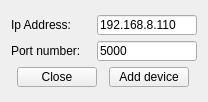
The window that GUI/OpenEPT/Windows/AddDevice/adddevicewnd.ui (turkmanovic/OpenEPT) describes before a commit, drawn with Qt 5.
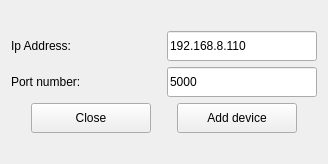
The same window after the commit.

```diff
--- a/GUI/OpenEPT/Windows/AddDevice/adddevicewnd.ui
+++ b/GUI/OpenEPT/Windows/AddDevice/adddevicewnd.ui
@@ -9,8 +9,8 @@
    <rect>
     <x>0</x>
     <y>0</y>
-    <width>208</width>
-    <height>102</height>
+    <width>308</width>
+    <height>164</height>
    </rect>
   </property>
   <property name="windowTitle">
@@ -25,14 +25,14 @@
         <widget class="QLabel" name="ipAddressLabe">
          <property name="minimumSize">
           <size>
-           <width>80</width>
-           <height>20</height>
+           <width>150</width>
+           <height>30</height>
           </size>
          </property>
          <property name="maximumSize">
           <size>
-           <width>80</width>
-           <height>20</height>
+           <width>150</width>
+           <height>30</height>
           </size>
          </property>
          <property name="text">
@@ -50,14 +50,14 @@
          </property>
          <property name="minimumSize">
           <size>
-           <width>100</width>
-           <height>20</height>
+           <width>150</width>
+           <height>30</height>
           </size>
          </property>
          <property name="maximumSize">
           <size>
-           <width>100</width>
-           <height>20</height>
+           <width>150</width>
+           <height>30</height>
           </size>
          </property>
          <property name="text">
@@ -65,6 +65,19 @@
          </property>
         </widget>
        </item>
+       <item>
+        <spacer name="horizontalSpacer">
+         <property name="orientation">
+          <enum>Qt::Horizontal</enum>
+         </property>
+         <property name="sizeHint" stdset="0">
+          <size>
+           <width>40</width>
+           <height>20</height>
+          </size>
+         </property>
+        </spacer>
+       </item>
       </layout>
      </item>
      <item>
@@ -73,14 +86,14 @@
         <widget class="QLabel" name="portNumberLabe">
          <property name="minimumSize">
           <size>
-           <width>80</width>
-           <height>20</height>
+           <width>150</width>
+           <height>30</height>
           </size>
          </property>
          <property name="maximumSize">
           <size>
-           <width>80</width>
-           <height>20</height>
+           <width>150</width>
+           <height>30</height>
           </size>
          </property>
          <property name="text">
@@ -98,14 +111,14 @@
          </property>
          <property name="minimumSize">
           <size>
-           <width>100</width>
-           <height>20</height>
+           <width>150</width>
+           <height>30</height>
           </size>
          </property>
          <property name="maximumSize">
           <size>
-           <width>100</width>
-           <height>20</height>
+           <width>150</width>
+           <height>30</height>
           </size>
          </property>
          <property name="text">
@@ -113,6 +126,19 @@
          </property>
         </widget>
        </item>
+       <item>
+        <spacer name="horizontalSpacer_2">
+         <property name="orientation">
+          <enum>Qt::Horizontal</enum>
+         </property>
+         <property name="sizeHint" stdset="0">
+          <size>
+           <width>40</width>
+           <height>20</height>
+          </size>
+         </property>
+        </spacer>
+       </item>
       </layout>
      </item>
      <item>
@@ -127,14 +153,14 @@
          </property>
          <property name="minimumSize">
           <size>
-           <width>80</width>
-           <height>20</height>
+           <width>120</width>
+           <height>30</height>
           </size>
          </property>
          <property name="maximumSize">
           <size>
-           <width>80</width>
-           <height>20</height>
+           <width>120</width>
+           <height>30</height>
           </size>
          </property>
          <property name="text">
@@ -152,14 +178,14 @@
          </property>
          <property name="minimumSize">
           <size>
-           <width>80</width>
-           <height>20</height>
+           <width>120</width>
+           <height>30</height>
           </size>
          </property>
          <property name="maximumSize">
           <size>
-           <width>80</width>
-           <height>20</height>
+           <width>120</width>
+           <height>30</height>
           </size>
          </property>
          <property name="text">
```
